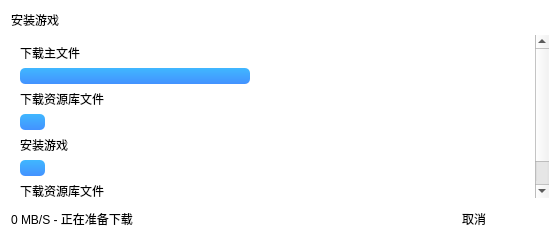
Qt form UI/UI/MC_Dowmloader_UI.ui (David-xian66/Minecraft-Optimal-Starter_2) before a commit.
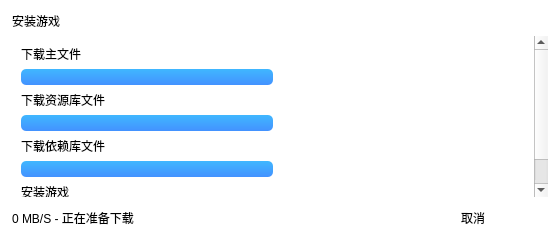
The same form after that commit. Icons and pictures are not drawn.

Commit message: 📝 继续写"游戏下载"代码---超级下载：协程下载(优化25%) ---原版安装Bug修复 4%  ---UI反馈 5%

What changed in the file:
```diff
--- a/UI/UI/MC_Dowmloader_UI.ui
+++ b/UI/UI/MC_Dowmloader_UI.ui
@@ -34,6 +34,18 @@
 QPushButton::pressed{background-color: rgb(169, 169, 169);}</string>
   </property>
   <layout class="QGridLayout" name="gridLayout">
+   <property name="leftMargin">
+    <number>12</number>
+   </property>
+   <property name="topMargin">
+    <number>12</number>
+   </property>
+   <property name="rightMargin">
+    <number>12</number>
+   </property>
+   <property name="bottomMargin">
+    <number>12</number>
+   </property>
    <item row="0" column="0">
     <widget class="QLabel" name="label">
      <property name="text">
@@ -116,6 +128,9 @@
     border-radius:4px;
 }</string>
      </property>
+     <property name="lineWidth">
+      <number>1</number>
+     </property>
      <property name="widgetResizable">
       <bool>true</bool>
      </property>
@@ -145,10 +160,10 @@
           <number>0</number>
          </property>
          <property name="maximum">
-          <number>110</number>
+          <number>0</number>
          </property>
          <property name="value">
-          <number>50</number>
+          <number>0</number>
          </property>
          <property name="textVisible">
           <bool>false</bool>
@@ -164,8 +179,34 @@
        </item>
        <item>
         <widget class="QProgressBar" name="progressBar_2">
+         <property name="maximum">
+          <number>0</number>
+         </property>
          <property name="value">
-          <number>5</number>
+          <number>0</number>
+         </property>
+         <property name="textVisible">
+          <bool>false</bool>
+         </property>
+         <property name="invertedAppearance">
+          <bool>false</bool>
+         </property>
+        </widget>
+       </item>
+       <item>
+        <widget class="QLabel" name="label_6">
+         <property name="text">
+          <string>下载依赖库文件</string>
+         </property>
+        </widget>
+       </item>
+       <item>
+        <widget class="QProgressBar" name="progressBar_4">
+         <property name="maximum">
+          <number>0</number>
+         </property>
+         <property name="value">
+          <number>0</number>
          </property>
          <property name="textVisible">
           <bool>false</bool>
@@ -190,28 +231,11 @@
            <verstretch>0</verstretch>
           </sizepolicy>
          </property>
-         <property name="value">
-          <number>5</number>
+         <property name="maximum">
+          <number>0</number>
          </property>
-         <property name="textVisible">
-          <bool>false</bool>
-         </property>
-         <property name="invertedAppearance">
-          <bool>false</bool>
-         </property>
-        </widget>
-       </item>
-       <item>
-        <widget class="QLabel" name="label_6">
-         <property name="text">
-          <string>下载资源库文件</string>
-         </property>
-        </widget>
-       </item>
-       <item>
-        <widget class="QProgressBar" name="progressBar_4">
          <property name="value">
-          <number>5</number>
+          <number>0</number>
          </property>
          <property name="textVisible">
           <bool>false</bool>
```
The commit also changes 5 other files.
